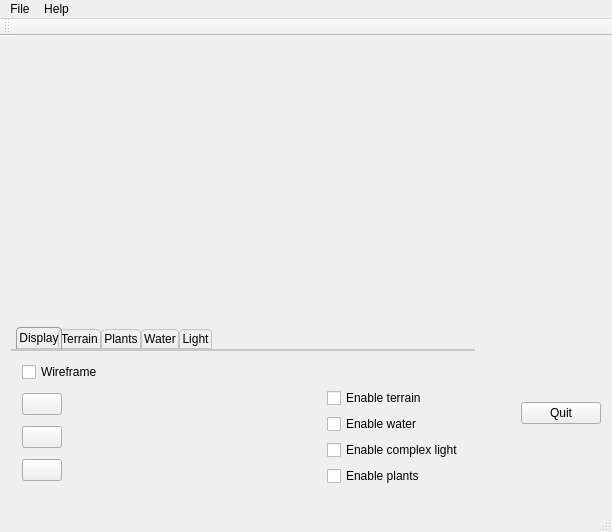
First picture: the form in mainwindow.ui, repository aleksandaratanasov/QtTerrainGenerator, before the edit.
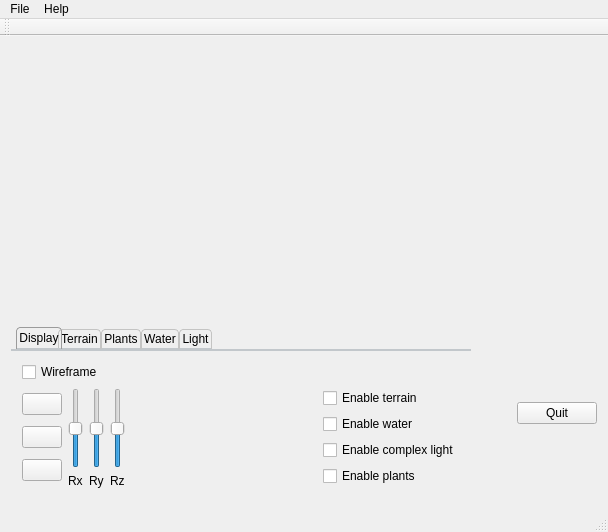
Second picture: the form after the edit. Icons and pictures are not drawn. Custom widgets are drawn as their Qt base class.

```diff
--- a/mainwindow.ui
+++ b/mainwindow.ui
@@ -9,7 +9,7 @@
    <rect>
     <x>0</x>
     <y>0</y>
-    <width>612</width>
+    <width>608</width>
     <height>532</height>
    </rect>
   </property>
@@ -211,6 +211,76 @@
                 </item>
                </layout>
               </item>
+              <item>
+               <layout class="QGridLayout" name="gridLayout_2">
+                <item row="1" column="1">
+                 <widget class="QLabel" name="label_2">
+                  <property name="text">
+                   <string>Ry</string>
+                  </property>
+                 </widget>
+                </item>
+                <item row="1" column="2">
+                 <widget class="QLabel" name="label_3">
+                  <property name="text">
+                   <string>Rz</string>
+                  </property>
+                 </widget>
+                </item>
+                <item row="1" column="0">
+                 <widget class="QLabel" name="label">
+                  <property name="text">
+                   <string>Rx</string>
+                  </property>
+                 </widget>
+                </item>
+                <item row="0" column="2">
+                 <widget class="QSlider" name="verticalSlider_3">
+                  <property name="minimum">
+                   <number>-180</number>
+                  </property>
+                  <property name="maximum">
+                   <number>180</number>
+                  </property>
+                  <property name="orientation">
+                   <enum>Qt::Vertical</enum>
+                  </property>
+                 </widget>
+                </item>
+                <item row="0" column="1">
+                 <widget class="QSlider" name="verticalSlider_2">
+                  <property name="minimum">
+                   <number>-180</number>
+                  </property>
+                  <property name="maximum">
+                   <number>180</number>
+                  </property>
+                  <property name="orientation">
+                   <enum>Qt::Vertical</enum>
+                  </property>
+                 </widget>
+                </item>
+                <item row="0" column="0">
+                 <widget class="QSlider" name="verticalSlider">
+                  <property name="minimum">
+                   <number>-180</number>
+                  </property>
+                  <property name="maximum">
+                   <number>180</number>
+                  </property>
+                  <property name="pageStep">
+                   <number>10</number>
+                  </property>
+                  <property name="tracking">
+                   <bool>true</bool>
+                  </property>
+                  <property name="orientation">
+                   <enum>Qt::Vertical</enum>
+                  </property>
+                 </widget>
+                </item>
+               </layout>
+              </item>
               <item>
                <spacer name="horizontalSpacer_3">
                 <property name="orientation">
@@ -309,7 +379,7 @@
     <rect>
      <x>0</x>
      <y>0</y>
-     <width>612</width>
+     <width>608</width>
      <height>25</height>
     </rect>
    </property>
```
Left out of the diff: 80 changed lines with no effect on the pictures.
